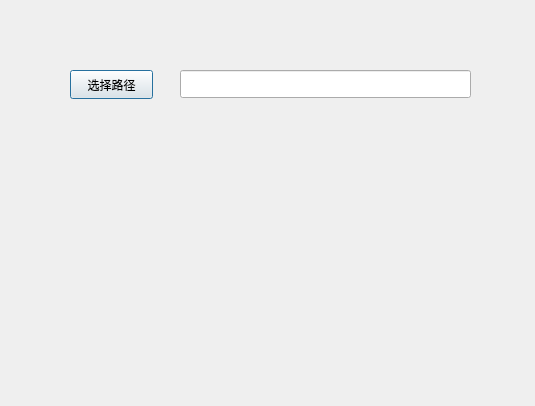
This is inputsourcedialog.ui in jsc6924/dltransform as Qt 5 draws it before an edit. The edited form follows.
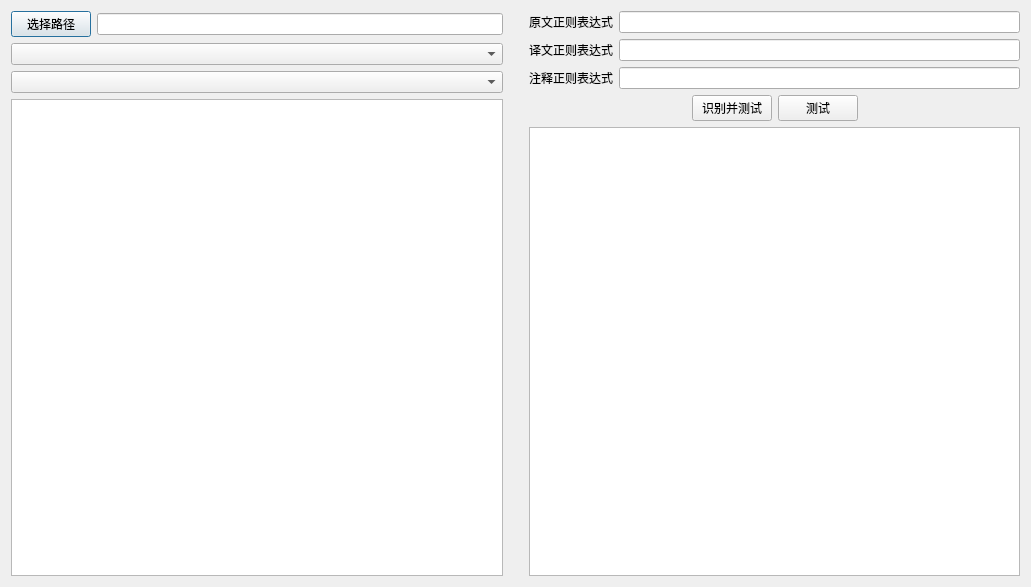
This is the edited form.

Commit message: double line input source

Diff of the .ui file:
```diff
--- a/inputsourcedialog.ui
+++ b/inputsourcedialog.ui
@@ -6,36 +6,163 @@
    <rect>
     <x>0</x>
     <y>0</y>
-    <width>535</width>
-    <height>406</height>
+    <width>1031</width>
+    <height>587</height>
    </rect>
   </property>
   <property name="windowTitle">
    <string>Dialog</string>
   </property>
-  <widget class="QPushButton" name="inputSelectButton">
-   <property name="geometry">
-    <rect>
-     <x>70</x>
-     <y>70</y>
-     <width>83</width>
-     <height>29</height>
-    </rect>
-   </property>
-   <property name="text">
-    <string>选择路径</string>
-   </property>
-  </widget>
-  <widget class="QLineEdit" name="inputDirEdit">
-   <property name="geometry">
-    <rect>
-     <x>180</x>
-     <y>70</y>
-     <width>291</width>
-     <height>28</height>
-    </rect>
-   </property>
-  </widget>
+  <layout class="QHBoxLayout" name="horizontalLayout_6">
+   <item>
+    <layout class="QVBoxLayout" name="verticalLayout">
+     <item>
+      <layout class="QHBoxLayout" name="horizontalLayout">
+       <item>
+        <widget class="QPushButton" name="inputSelectButton">
+         <property name="text">
+          <string>选择路径</string>
+         </property>
+        </widget>
+       </item>
+       <item>
+        <widget class="QLineEdit" name="inputDirEdit"/>
+       </item>
+      </layout>
+     </item>
+     <item>
+      <widget class="QComboBox" name="previewEncodingComboBox"/>
+     </item>
+     <item>
+      <widget class="QComboBox" name="previewFileComboBox"/>
+     </item>
+     <item>
+      <widget class="QTextEdit" name="previewEdit">
+       <property name="readOnly">
+        <bool>true</bool>
+       </property>
+      </widget>
+     </item>
+    </layout>
+   </item>
+   <item>
+    <spacer name="horizontalSpacer_3">
+     <property name="orientation">
+      <enum>Qt::Orientation::Horizontal</enum>
+     </property>
+     <property name="sizeType">
+      <enum>QSizePolicy::Policy::Fixed</enum>
+     </property>
+     <property name="sizeHint" stdset="0">
+      <size>
+       <width>20</width>
+       <height>20</height>
+      </size>
+     </property>
+    </spacer>
+   </item>
+   <item>
+    <layout class="QVBoxLayout" name="verticalLayout_3">
+     <item>
+      <layout class="QVBoxLayout" name="verticalLayout_2">
+       <item>
+        <layout class="QHBoxLayout" name="horizontalLayout_2">
+         <item>
+          <widget class="QLabel" name="label">
+           <property name="text">
+            <string>原文正则表达式</string>
+           </property>
+          </widget>
+         </item>
+         <item>
+          <widget class="QLineEdit" name="originalRegexEdit"/>
+         </item>
+        </layout>
+       </item>
+       <item>
+        <layout class="QHBoxLayout" name="horizontalLayout_3">
+         <item>
+          <widget class="QLabel" name="label_2">
+           <property name="text">
+            <string>译文正则表达式</string>
+           </property>
+          </widget>
+         </item>
+         <item>
+          <widget class="QLineEdit" name="translationRegexEdit"/>
+         </item>
+        </layout>
+       </item>
+       <item>
+        <layout class="QHBoxLayout" name="horizontalLayout_4">
+         <item>
+          <widget class="QLabel" name="label_3">
+           <property name="text">
+            <string>注释正则表达式</string>
+           </property>
+          </widget>
+         </item>
+         <item>
+          <widget class="QLineEdit" name="commentRegexEdit"/>
+         </item>
+        </layout>
+       </item>
+      </layout>
+     </item>
+     <item>
+      <layout class="QHBoxLayout" name="horizontalLayout_5">
+       <item>
+        <spacer name="horizontalSpacer">
+         <property name="orientation">
+          <enum>Qt::Orientation::Horizontal</enum>
+         </property>
+         <property name="sizeHint" stdset="0">
+          <size>
+           <width>40</width>
+           <height>20</height>
+          </size>
+         </property>
+        </spacer>
+       </item>
+       <item>
+        <widget class="QPushButton" name="detectFormatButton">
+         <property name="text">
+          <string>识别并测试</string>
+         </property>
+        </widget>
+       </item>
+       <item>
+        <widget class="QPushButton" name="testStreamButton">
+         <property name="text">
+          <string>测试</string>
+         </property>
+        </widget>
+       </item>
+       <item>
+        <spacer name="horizontalSpacer_2">
+         <property name="orientation">
+          <enum>Qt::Orientation::Horizontal</enum>
+         </property>
+         <property name="sizeHint" stdset="0">
+          <size>
+           <width>40</width>
+           <height>20</height>
+          </size>
+         </property>
+        </spacer>
+       </item>
+      </layout>
+     </item>
+     <item>
+      <widget class="QTextEdit" name="streamOutputEdit">
+       <property name="readOnly">
+        <bool>true</bool>
+       </property>
+      </widget>
+     </item>
+    </layout>
+   </item>
+  </layout>
  </widget>
  <resources/>
  <connections/>
```
The commit also changes 9 other files.
